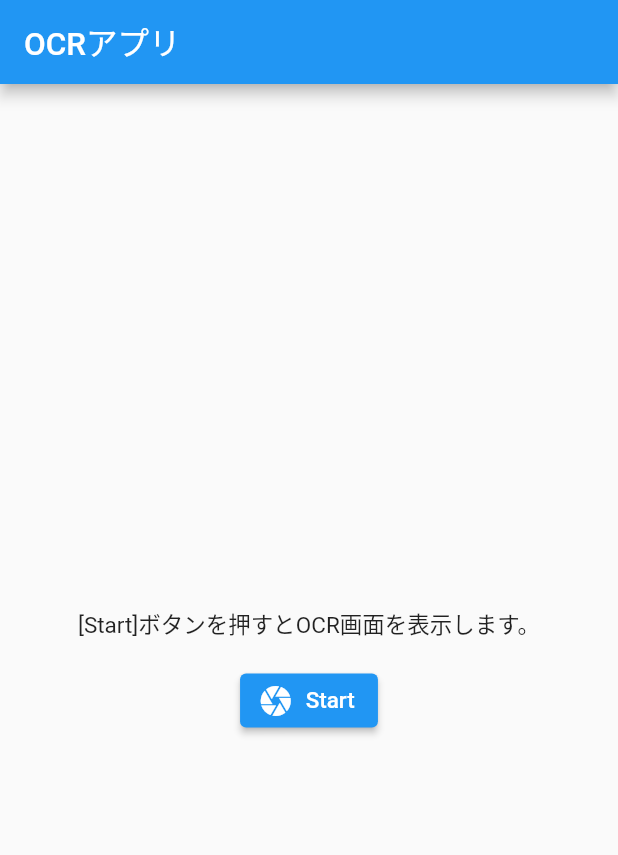
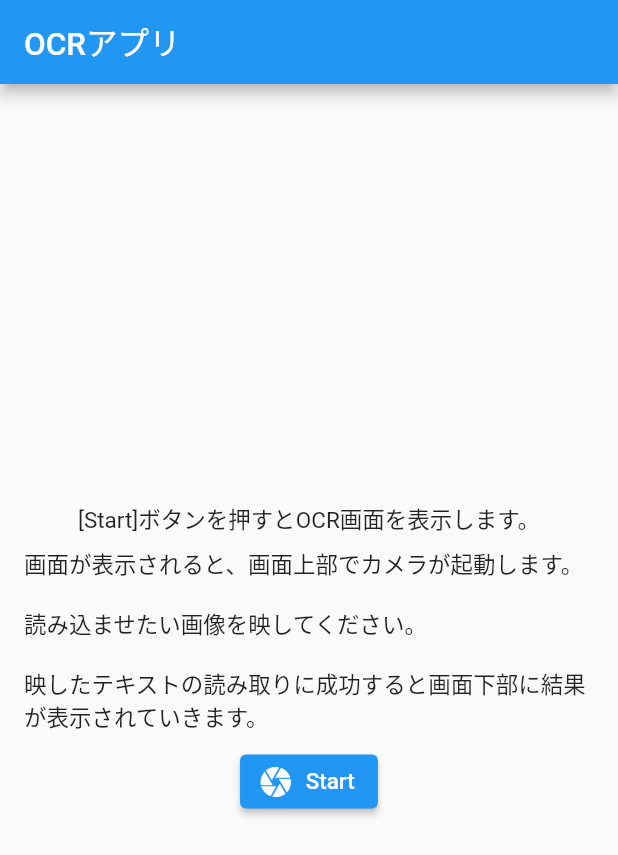
Before and after one commit to hotdrop/ocr-sample-app, a Flutter app: the screen it shows after launch, on a phone screen of 412 x 824 dp. Shown: the top 855 px of the screen. Run offline on Flutter 3.47's test engine with Material 2 defaults, Android fonts, the phone set to English and light mode, and no system bars; our stand-ins replace camera, flutter_riverpod, logger; missing offline and left inert: google_mlkit_text_recognition.

Commit message:
1回読み込んで表示して終了という仕様で考えていたがそれだと微妙。 そのためストリームのような仕様で再検討する。その前準備修正をした。

```diff
--- a/lib/common/app_strings.dart
+++ b/lib/common/app_strings.dart
@@ -4,8 +4,8 @@ class AppStrings {
   static const String appName = 'OCRアプリ';
 
   static const String homePageOverviewLabel = '[Start]ボタンを押すとOCR画面を表示します。';
+  static const String homePageDetailLabel = '''画面が表示されると、画面上部でカメラが起動します。
+  \n読み込ませたい画像を映してください。
+  \n映したテキストの読み取りに成功すると画面下部に結果が表示されていきます。''';
   static const String homePageStartCameraButton = 'Start';
-
-  static const String ocrPageOverviewLabel = 'カメラに読み取りたいテキストを映してください。読み取りが成功すると下の枠に表示されます。';
-  static const String ocrPageNumberLabel = '読み取ったテキスト';
 }
--- a/lib/home_page.dart
+++ b/lib/home_page.dart
@@ -12,16 +12,15 @@ class HomePage extends StatelessWidget {
       appBar: AppBar(
         title: const Text(AppStrings.appName),
       ),
-      body: Center(
+      body: Padding(
+        padding: const EdgeInsets.all(16.0),
         child: Column(
           mainAxisAlignment: MainAxisAlignment.center,
           children: [
-            const Padding(
-              padding: EdgeInsets.all(16),
-              child: Text(
-                AppStrings.homePageOverviewLabel,
-              ),
-            ),
+            const Text(AppStrings.homePageOverviewLabel),
+            const SizedBox(height: 8),
+            const Text(AppStrings.homePageDetailLabel),
+            const SizedBox(height: 8),
             ElevatedButton.icon(
               onPressed: () {
                 OcrPage.start(context);
```
Also changed, not shown: lib/ocr_page.dart (+8 -18 lines), 1 other file.
